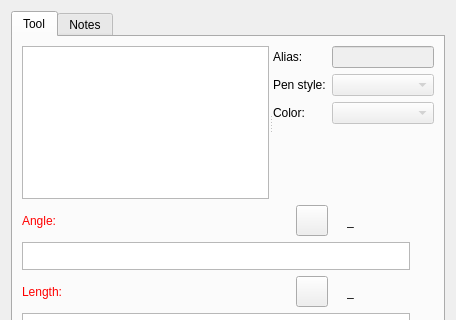
This is src/libs/vtools/dialogs/tools/dialogmove.ui in dismine/valentina as Qt 5 draws it before an edit; both pictures show x 0 to 456 and y 0 to 320 of the 456 by 636 pixel window. The edited form follows.
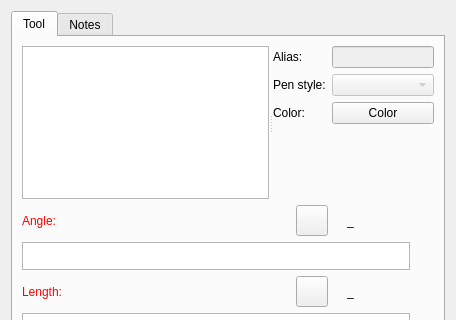
This is the edited form. Icons and pictures are not drawn. Custom widgets are drawn as their Qt base class.

Commit message: Tool color picker.

The edit to the form file:
```diff
--- a/src/libs/vtools/dialogs/tools/dialogmove.ui
+++ b/src/libs/vtools/dialogs/tools/dialogmove.ui
@@ -100,15 +100,9 @@
             </widget>
            </item>
            <item row="2" column="1">
-            <widget class="QComboBox" name="comboBoxColor">
-             <property name="enabled">
-              <bool>false</bool>
-             </property>
-             <property name="sizePolicy">
-              <sizepolicy hsizetype="Preferred" vsizetype="Preferred">
-               <horstretch>0</horstretch>
-               <verstretch>0</verstretch>
-              </sizepolicy>
+            <widget class="VPE::QtColorPicker" name="pushButtonColor">
+             <property name="text">
+              <string>Color</string>
              </property>
             </widget>
            </item>
@@ -792,15 +786,20 @@
  </widget>
  <customwidgets>
   <customwidget>
-   <class>VCompleterLineEdit</class>
-   <extends>QLineEdit</extends>
-   <header>../vwidgets/vlineedit.h</header>
+   <class>VPE::QtColorPicker</class>
+   <extends>QPushButton</extends>
+   <header>../vpropertyexplorer/qtcolorpicker.h</header>
   </customwidget>
   <customwidget>
    <class>VPlainTextEdit</class>
    <extends>QPlainTextEdit</extends>
    <header>../vwidgets/vplaintextedit.h</header>
   </customwidget>
+  <customwidget>
+   <class>VCompleterLineEdit</class>
+   <extends>QLineEdit</extends>
+   <header>../vwidgets/vlineedit.h</header>
+  </customwidget>
  </customwidgets>
  <resources>
   <include location="../../../vmisc/share/resources/icon.qrc"/>
```
Left out of the diff: 18 changed lines with no effect on the pictures. The commit also changes 62 other files.
